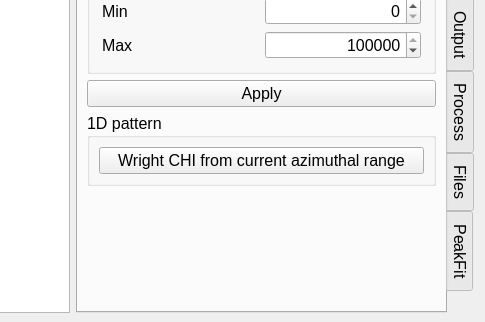
SHDShim/PeakPo, file ui/pkpo-v.ui: the form before one commit; both pictures show x 552 to 1037 and y 386 to 708 of the 1037 by 708 pixel window.
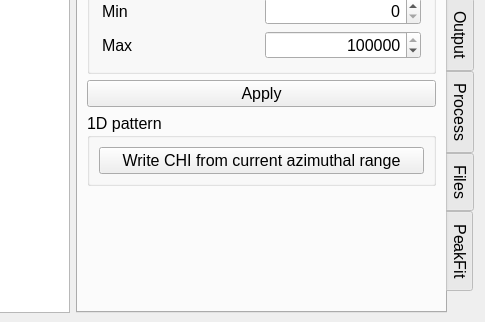
The form after the commit. The open tabs and pages were chosen to show the change. Custom widgets are drawn as their Qt base class.

```diff
--- a/ui/pkpo-v.ui
+++ b/ui/pkpo-v.ui
@@ -1720,7 +1720,7 @@
            <item>
             <widget class="QPushButton" name="pushButton_IntegrateCake">
              <property name="text">
-              <string>Wright CHI from current azimuthal range</string>
+              <string>Write CHI from current azimuthal range</string>
              </property>
             </widget>
            </item>
```
Left out of the diff: 4 changed lines with no effect on the pictures.
